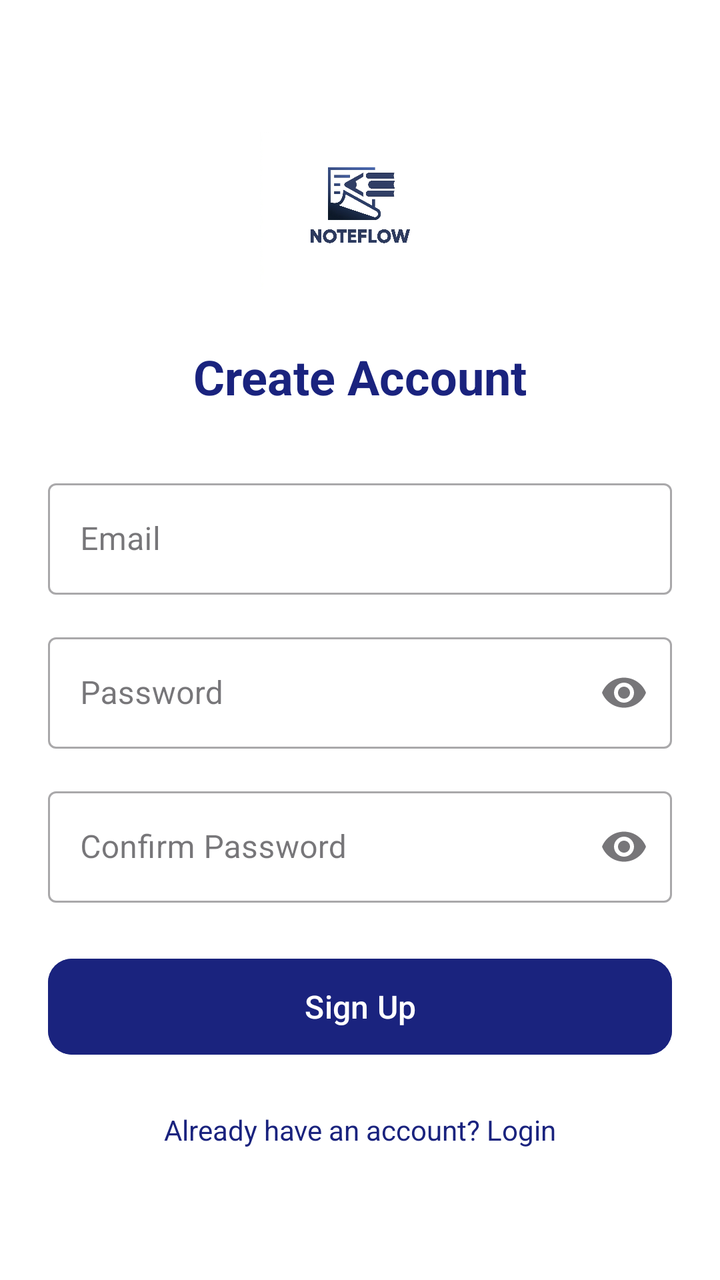
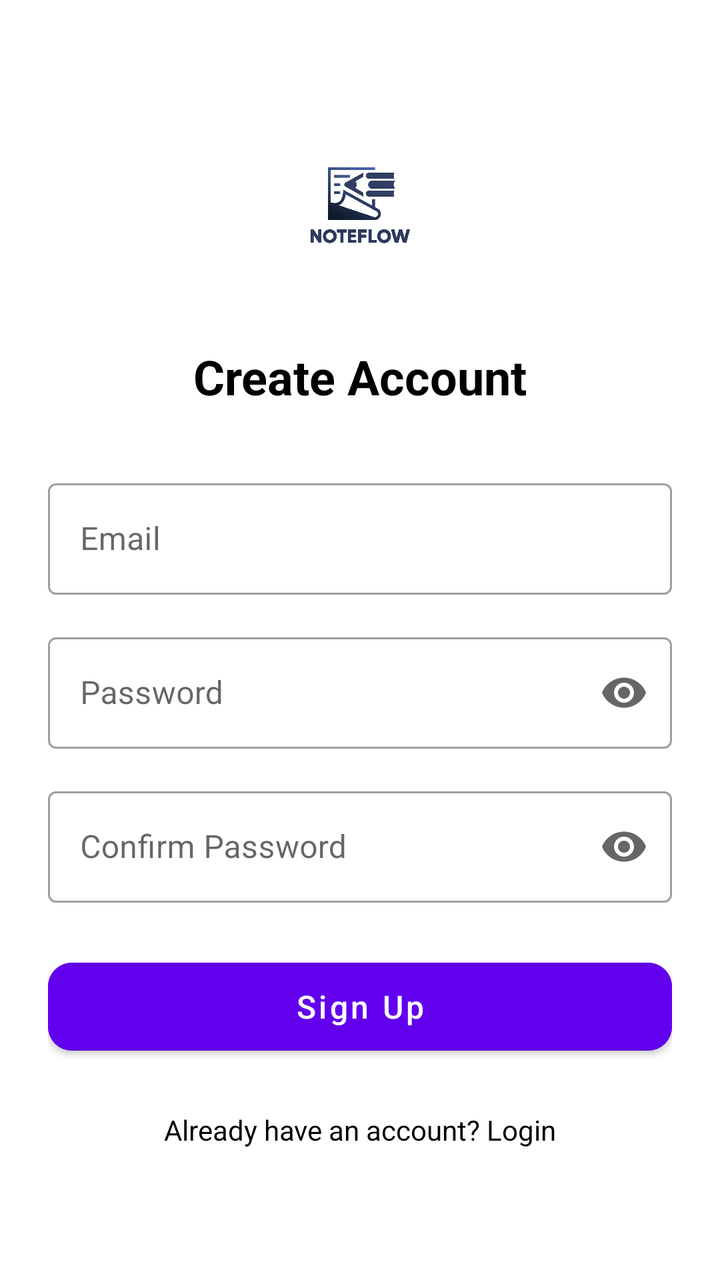

Before-and-after screenshots of an Android layout around one commit, followed by the original layout XML and the change that was made.
<!-- AndroidManifest.xml: application theme Theme.MediaNotesApp -->
<!-- res/layout/activity_signup.xml -->
<?xml version="1.0" encoding="utf-8"?>
<androidx.constraintlayout.widget.ConstraintLayout xmlns:android="http://schemas.android.com/apk/res/android"
    xmlns:app="http://schemas.android.com/apk/res-auto"
    xmlns:tools="http://schemas.android.com/tools"
    android:layout_width="match_parent"
    android:layout_height="match_parent"
    android:background="#FFFFFF"
    android:padding="24dp">

    <ImageView
        android:id="@+id/ivLogo"
        android:layout_width="100dp"
        android:layout_height="100dp"
        android:layout_marginTop="32dp"
        android:src="@drawable/img"
        android:contentDescription="App Logo"
        app:layout_constraintEnd_toEndOf="parent"
        app:layout_constraintStart_toStartOf="parent"
        app:layout_constraintTop_toTopOf="parent" />

    <TextView
        android:id="@+id/tvCreateAccount"
        android:layout_width="wrap_content"
        android:layout_height="wrap_content"
        android:layout_marginTop="16dp"
        android:text="Create Account"
        android:textColor="#1A237E"
        android:textSize="24sp"
        android:textStyle="bold"
        app:layout_constraintEnd_toEndOf="parent"
        app:layout_constraintStart_toStartOf="parent"
        app:layout_constraintTop_toBottomOf="@id/ivLogo" />

    <com.google.android.material.textfield.TextInputLayout
        android:id="@+id/tilEmail"
        style="@style/Widget.MaterialComponents.TextInputLayout.OutlinedBox"
        android:layout_width="match_parent"
        android:layout_height="wrap_content"
        android:layout_marginTop="32dp"
        android:hint="Email"
        app:layout_constraintTop_toBottomOf="@id/tvCreateAccount">

        <com.google.android.material.textfield.TextInputEditText
            android:id="@+id/etEmail"
            android:layout_width="match_parent"
            android:layout_height="wrap_content"
            android:inputType="textEmailAddress" />
    </com.google.android.material.textfield.TextInputLayout>

    <com.google.android.material.textfield.TextInputLayout
        android:id="@+id/tilPassword"
        style="@style/Widget.MaterialComponents.TextInputLayout.OutlinedBox"
        android:layout_width="match_parent"
        android:layout_height="wrap_content"
        android:layout_marginTop="16dp"
        android:hint="Password"
        app:endIconMode="password_toggle"
        app:layout_constraintTop_toBottomOf="@id/tilEmail">

        <com.google.android.material.textfield.TextInputEditText
            android:id="@+id/etPassword"
            android:layout_width="match_parent"
            android:layout_height="wrap_content"
            android:inputType="textPassword" />
    </com.google.android.material.textfield.TextInputLayout>

    <com.google.android.material.textfield.TextInputLayout
        android:id="@+id/tilConfirmPassword"
        style="@style/Widget.MaterialComponents.TextInputLayout.OutlinedBox"
        android:layout_width="match_parent"
        android:layout_height="wrap_content"
        android:layout_marginTop="16dp"
        android:hint="Confirm Password"
        app:endIconMode="password_toggle"
        app:layout_constraintTop_toBottomOf="@id/tilPassword">

        <com.google.android.material.textfield.TextInputEditText
            android:id="@+id/etConfirmPassword"
            android:layout_width="match_parent"
            android:layout_height="wrap_content"
            android:inputType="textPassword" />
    </com.google.android.material.textfield.TextInputLayout>

    <Button
        android:id="@+id/btnSignup"
        android:layout_width="match_parent"
        android:layout_height="56dp"
        android:layout_marginTop="24dp"
        android:backgroundTint="#1A237E"
        android:text="Sign Up"
        android:textAllCaps="false"
        android:textSize="16sp"
        app:cornerRadius="12dp"
        app:layout_constraintTop_toBottomOf="@id/tilConfirmPassword" />

    <TextView
        android:id="@+id/tvGoToLogin"
        android:layout_width="wrap_content"
        android:layout_height="wrap_content"
        android:layout_marginTop="24dp"
        android:text="Already have an account? Login"
        android:textColor="#1A237E"
        app:layout_constraintEnd_toEndOf="parent"
        app:layout_constraintStart_toStartOf="parent"
        app:layout_constraintTop_toBottomOf="@id/btnSignup" />

    <ProgressBar
        android:id="@+id/progressBar"
        android:layout_width="wrap_content"
        android:layout_height="wrap_content"
        android:visibility="gone"
        app:layout_constraintBottom_toBottomOf="parent"
        app:layout_constraintEnd_toEndOf="parent"
        app:layout_constraintStart_toStartOf="parent"
        app:layout_constraintTop_toTopOf="parent" />

</androidx.constraintlayout.widget.ConstraintLayout>
<!-- resources referenced by this layout -->
<resources>
  <!-- drawable img: png bitmap (drawable, 206637 bytes) -->
  <style name="Theme.MediaNotesApp" parent="Base.Theme.MediaNotesApp" />
  <style name="Base.Theme.MediaNotesApp" parent="Theme.Material3.DayNight.NoActionBar">
          <item name="colorPrimary">@color/primary_deep</item>
          <item name="android:windowBackground">@color/background_soft</item>
          <item name="android:textColorPrimary">@color/text_primary</item>
      </style>
  <color name="primary_deep">#1A237E</color>
  <color name="background_soft">#F8F9FA</color>
  <color name="text_primary">#212121</color>
</resources>

<!-- the commit's change to res/layout/activity_signup.xml (unified diff, before → after) -->
@@ -4,7 +4,7 @@
     xmlns:tools="http://schemas.android.com/tools"
     android:layout_width="match_parent"
     android:layout_height="match_parent"
-    android:background="#FFFFFF"
+    android:background="?attr/colorSurface"
     android:padding="24dp">
 
     <ImageView
@@ -24,7 +24,7 @@
         android:layout_height="wrap_content"
         android:layout_marginTop="16dp"
         android:text="Create Account"
-        android:textColor="#1A237E"
+        android:textColor="?attr/colorOnSurface"
         android:textSize="24sp"
         android:textStyle="bold"
         app:layout_constraintEnd_toEndOf="parent"
@@ -81,12 +81,12 @@
             android:inputType="textPassword" />
     </com.google.android.material.textfield.TextInputLayout>
 
-    <Button
+    <com.google.android.material.button.MaterialButton
         android:id="@+id/btnSignup"
         android:layout_width="match_parent"
         android:layout_height="56dp"
         android:layout_marginTop="24dp"
-        android:backgroundTint="#1A237E"
+        android:backgroundTint="?attr/colorPrimary"
         android:text="Sign Up"
         android:textAllCaps="false"
         android:textSize="16sp"
@@ -99,7 +99,7 @@
         android:layout_height="wrap_content"
         android:layout_marginTop="24dp"
         android:text="Already have an account? Login"
-        android:textColor="#1A237E"
+        android:textColor="?attr/colorOnSurface"
         app:layout_constraintEnd_toEndOf="parent"
         app:layout_constraintStart_toStartOf="parent"
         app:layout_constraintTop_toBottomOf="@id/btnSignup" />
<!-- resource entries referenced after the edit -->
@@ -1,14 +1,18 @@
 <!-- resources referenced by this layout -->
 <resources>
   <!-- drawable img: png bitmap (drawable, 206637 bytes) -->
-  <style name="Theme.MediaNotesApp" parent="Base.Theme.MediaNotesApp" />
-  <style name="Base.Theme.MediaNotesApp" parent="Theme.Material3.DayNight.NoActionBar">
-          <item name="colorPrimary">@color/primary_deep</item>
-          <item name="android:windowBackground">@color/background_soft</item>
-          <item name="android:textColorPrimary">@color/text_primary</item>
+  <style name="Theme.MediaNotesApp" parent="Theme.MediaNotes.Light" />
+  <style name="Theme.MediaNotes.Light" parent="Theme.MaterialComponents.DayNight.NoActionBar">
+          <item name="colorPrimary">@color/purple_500</item>
+          <item name="colorOnPrimary">@color/white</item>
+          <item name="colorSurface">@color/white</item>
+          <item name="colorOnSurface">@color/black</item>
+          <item name="android:windowBackground">?attr/colorSurface</item>
+          <item name="android:statusBarColor">?attr/colorSurface</item>
+          <item name="android:navigationBarColor">?attr/colorSurface</item>
       </style>
-  <color name="primary_deep">#1A237E</color>
-  <color name="background_soft">#F8F9FA</color>
-  <color name="text_primary">#212121</color>
+  <color name="purple_500">#FF6200EE</color>
+  <color name="white">#FFFFFFFF</color>
+  <color name="black">#FF000000</color>
 </resources>
 
